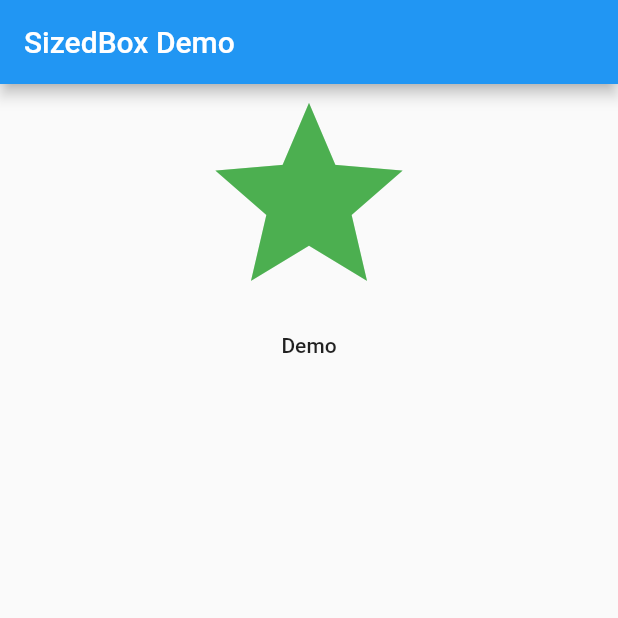
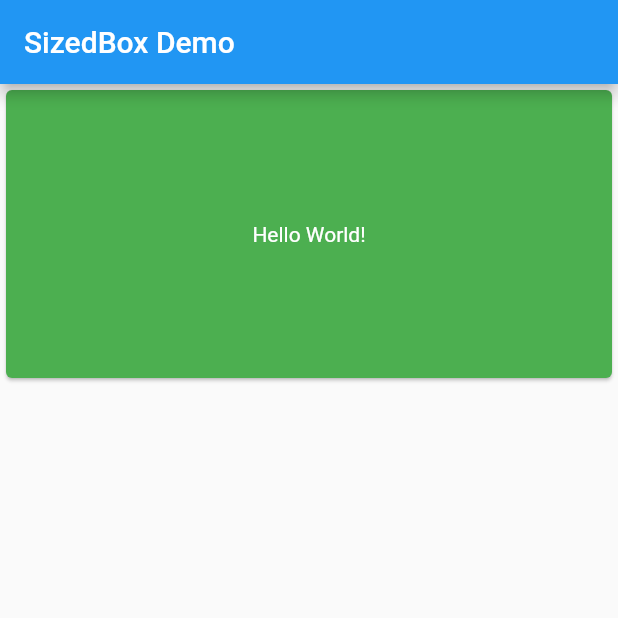
Before and after one commit to vizioners/flutter_basic, a Flutter app: the screen it shows after launch, on a phone screen of 412 x 824 dp, the top half of it. Run offline on Flutter 3.47's test engine with Material 2 defaults, Android fonts, the phone set to English and light mode, and no system bars.

Commit message:
sizedbox v2

```diff
--- a/sizedbox/lib/main.dart
+++ b/sizedbox/lib/main.dart
@@ -34,12 +34,30 @@ class _MyHomePageState extends State<MyHomePage> {
       appBar: AppBar(
         title: Text(widget.title),
       ),
-      body: sizedBoxVisible(),
+      body: SizedBox(
+        width: double.infinity,
+        height: 200.0,
+        child: Card(
+            child: Center(child: Text('Hello World!',style: TextStyle(color: Colors.white),),),
+            color: Colors.green
+        ),
+      ),
     );
   }
 
   Widget sizedBoxExpand(){
     return SizedBox.expand(
+      child: Card(
+          child: Center(child: Text('Hello World!',style: TextStyle(color: Colors.white),),),
+          color: Colors.green
+      ),
+    );
+  }
+
+  Widget sizedBoxWithSize(){
+    return SizedBox(
+      width: 200.0,
+      height: 200.0,
       child: Card(
           child: Center(child: Text('Hello World!',style: TextStyle(color: Colors.white),),),
           color: Colors.green
```
